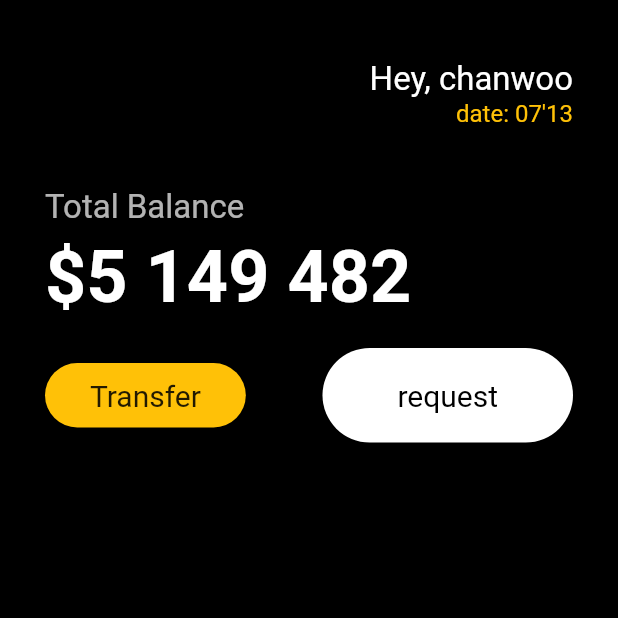
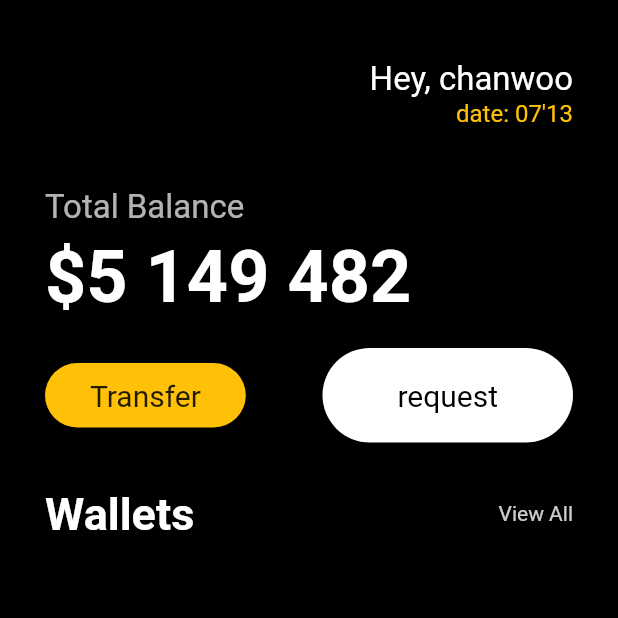
Before and after one commit to POONGNHA/toonfiex, a Flutter app: the screen it shows after launch, on a phone screen of 412 x 824 dp, the top half of it. Run offline on Flutter 3.47's test engine with Material 2 defaults, Android fonts, the phone set to English and light mode, and no system bars.

```diff
--- a/lib/main.dart
+++ b/lib/main.dart
@@ -92,7 +92,29 @@
                           bgColor: Colors.white,
                           textColor: Colors.black)
                     ],
-                  )
+                  ),
+                  const SizedBox(
+                    height: 30,
+                  ),
+                  Row(
+                    mainAxisAlignment: MainAxisAlignment.spaceBetween,
+                    children: [
+                      const Text(
+                        'Wallets',
+                        style: TextStyle(
+                            color: Colors.white,
+                            fontSize: 30,
+                            fontWeight: FontWeight.w600),
+                      ),
+                      Text(
+                        'View All',
+                        style: TextStyle(
+                          color: Colors.white.withOpacity(0.8),
+                        ),
+                      ),
+                    ],
+                  ),
+                  const SizedBox(height: 20),
                 ],
               )
             ],
```
